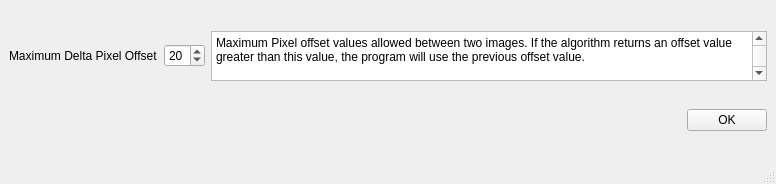
Before: the Qt Designer form ui/ui_registration_profile_settings.ui in neutronimaging/python_notebooks, drawn with Qt 5.
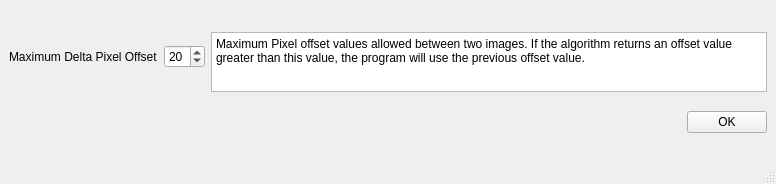
After: the same form once the commit is applied.

Commit message: modified ui to simplify its use

Diff of the .ui file:
```diff
--- a/ui/ui_registration_profile_settings.ui
+++ b/ui/ui_registration_profile_settings.ui
@@ -39,7 +39,7 @@
         <property name="minimumSize">
          <size>
           <width>300</width>
-          <height>50</height>
+          <height>60</height>
          </size>
         </property>
         <property name="maximumSize">
```
The commit also changes 4 other files.
